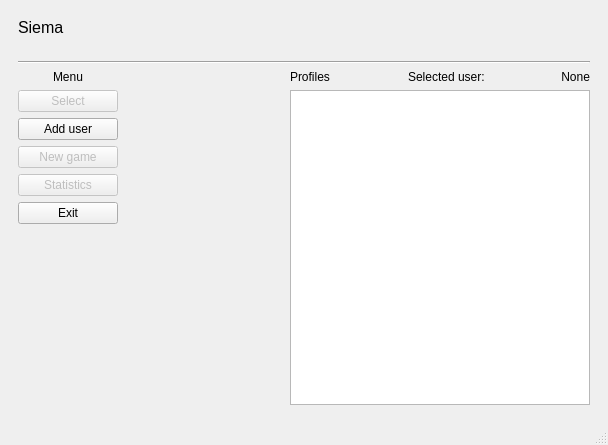
Qt form mainwindow.ui (bscisel/WUT_Object-oriented_programming) before a commit.
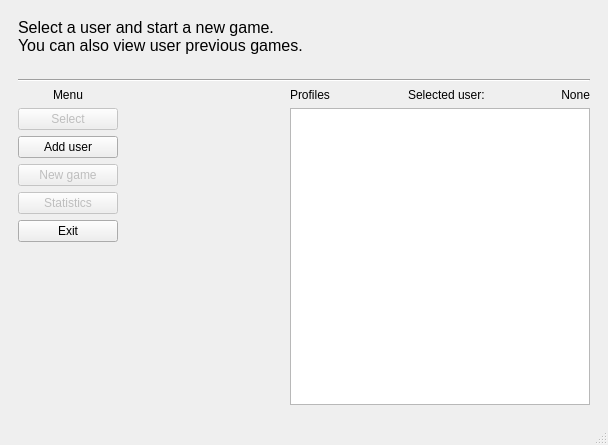
The same form after that commit.

The edit to the form file:
```diff
--- a/mainwindow.ui
+++ b/mainwindow.ui
@@ -34,7 +34,8 @@
                </font>
               </property>
               <property name="text">
-               <string>Siema
+               <string>Select a user and start a new game.
+You can also view user previous games.
 </string>
               </property>
               <property name="wordWrap">
```
